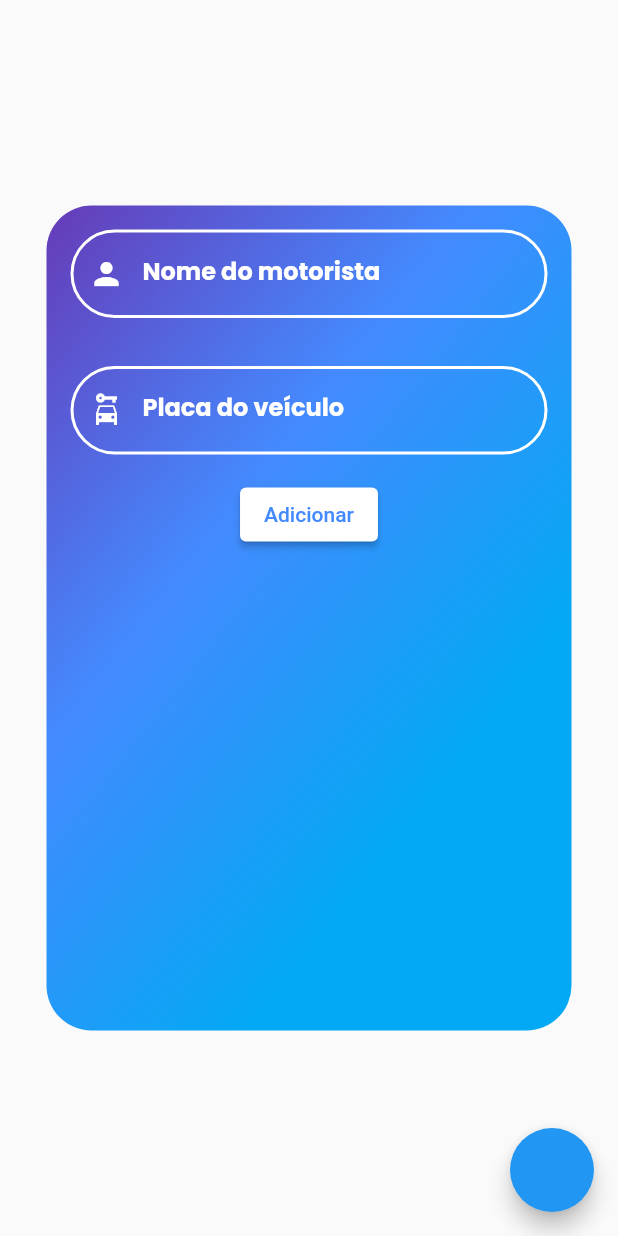
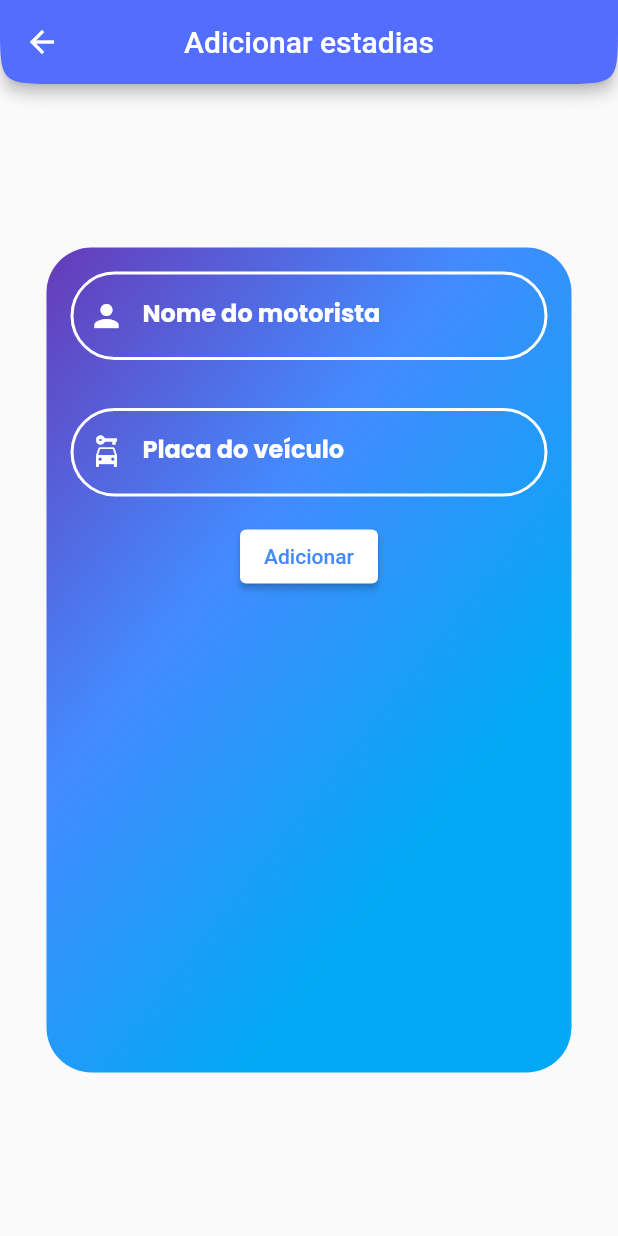
Before and after one commit to enzo-rocha/my-parking-projeto-final, a Flutter app: the screen it shows after launch, after a tap on "Adicionar", on a phone screen of 412 x 824 dp. Run offline on Flutter 3.47's test engine with Material 2 defaults, Android fonts, the phone set to English and light mode, and no system bars.

Commit message:
commit 1

```diff
--- a/lib/main.dart
+++ b/lib/main.dart
@@ -1,9 +1,11 @@
 import 'package:final_project/view/screens/add_register_page.dart';
 import 'package:final_project/view/screens/home.dart';
+import 'package:final_project/view/screens/number_of_lots_page.dart';
+import 'package:final_project/view/screens/settings_page.dart';
 import 'package:final_project/view/screens/view_registers_page.dart';
 import 'package:flutter/material.dart';
 import 'package:provider/provider.dart';
-import 'controller/add_register_provider.dart';
+import 'model/add_register_provider.dart';
 
 void main() {
   runApp(ChangeNotifierProvider(child: const MyParking(), create: (_) => AddRegisterProvider()));
@@ -17,14 +19,13 @@ class MyParking extends StatelessWidget {
     return MaterialApp(
       debugShowCheckedModeBanner: false,
       title: 'Flutter Demo',
-      theme: ThemeData(
-        primarySwatch: Colors.blue,
-      ),
-      initialRoute: '/home',
+      initialRoute: '/',
       routes: {
-        '/home': (context) => const Home(),
+        '/': (context) => const Home(),
         '/addPage': (context) => const AddRegisterPage(),
-        '/viewRegisterPage': (context) => const ViewRegisterPage()
+        '/viewRegisterPage': (context) => const ViewRegisterPage(),
+        '/settingsPage': (context) => const SettingsPage(),
+        '/numberOfLotsPage': (context) => const NumberOfLotsPage()
       },
     );
   }
--- a/lib/model/options_grid.dart
+++ b/lib/view/components/options_grid.dart
@@ -162,7 +162,7 @@ class OptionsGrid extends StatelessWidget {
                       onPressed: () {
                         Navigator.pushNamed(
                           context,
-                          '/viewRegisterPage',
+                          '/numberOfLotsPage',
                         );
                       },
                       child: Column(
@@ -170,12 +170,12 @@ class OptionsGrid extends StatelessWidget {
                         crossAxisAlignment: CrossAxisAlignment.center,
                         children: const [
                           Icon(
-                            Icons.remove_red_eye,
+                            Icons.car_repair,
                             color: Colors.white,
                             size: 50,
                           ),
                           Text(
-                            "Visuzalizar registros",
+                            "N° de vagas",
                             style: TextStyle(
                                 color: Colors.white,
                                 fontFamily: 'PoppinsLight',
--- a/lib/view/screens/add_register_page.dart
+++ b/lib/view/screens/add_register_page.dart
@@ -1,24 +1,16 @@
-import 'package:final_project/controller/add_register_provider.dart';
+import 'package:final_project/model/add_register_provider.dart';
 import 'package:flutter/material.dart';
 import 'package:provider/provider.dart';
 
 class AddRegisterPage extends StatefulWidget {
-  const AddRegisterPage({Key? key}) : super(key: key);
+   const AddRegisterPage({Key? key}) : super(key: key);
 
   @override
   State<AddRegisterPage> createState() => _AddRegisterPageState();
 }
 
-OutlineInputBorder _buildBorder(Color color) {
-  return OutlineInputBorder(
-      borderRadius: const BorderRadius.all(Radius.circular(34)),
-      borderSide: BorderSide(
-        color: color,
-        width: 2.0,
-      ));
-}
+class _AddRegisterPageState extends State<AddRegisterPage> {
 
-class _AddRegisterPageState extends State<AddRegisterPage> {
   final TextEditingController _driverNameController = TextEditingController();
   final TextEditingController _licensePlateController = TextEditingController();
   final _formKey = GlobalKey<FormState>();
@@ -26,10 +18,16 @@ class _AddRegisterPageState extends State<AddRegisterPage> {
   @override
   Widget build(BuildContext context) {
     return Scaffold(
-      floatingActionButton: FloatingActionButton(
-        onPressed: () {
-          Navigator.popAndPushNamed(context, '/');
-        },
+      appBar: AppBar(
+        centerTitle: true,
+        title: Text('Adicionar estadias'),
+        backgroundColor: Colors.indigoAccent,
+        shape: const ContinuousRectangleBorder(
+          borderRadius: BorderRadius.only(
+            bottomLeft: Radius.circular(40),
+            bottomRight: Radius.circular(40),
+          ),
+        ),
       ),
       body: Form(
         key: _formKey,
@@ -124,3 +122,12 @@ class _AddRegisterPageState extends State<AddRegisterPage> {
     );
   }
 }
+
+OutlineInputBorder _buildBorder(Color color) {
+  return OutlineInputBorder(
+      borderRadius: const BorderRadius.all(Radius.circular(34)),
+      borderSide: BorderSide(
+        color: color,
+        width: 2.0,
+      ));
+}
```
Also changed, not shown: lib/controller/add_register_controller.dart (added, +11 -0 lines), lib/controller/add_register_provider.dart (deleted, +0 -38 lines), lib/model/add_register_provider.dart (added, +62 -0 lines), lib/view/screens/home.dart (+8 -3 lines), lib/view/screens/number_of_lots_page.dart (added, +54 -0 lines), lib/view/screens/settings_page.dart (added, +10 -0 lines), lib/view/screens/view_registers_page.dart (+14 -11 lines), pubspec.yaml (+8 -0 lines), pubspec.lock.
